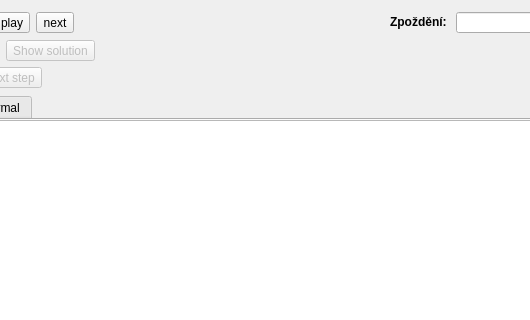
This is RegularConvertor/algorithms/algorithmwidget.ui in navrkald/regularConvertor as Qt 5 draws it before an edit; both pictures show x 104 to 634 and y 0 to 320 of the 941 by 653 pixel window. The edited form follows.
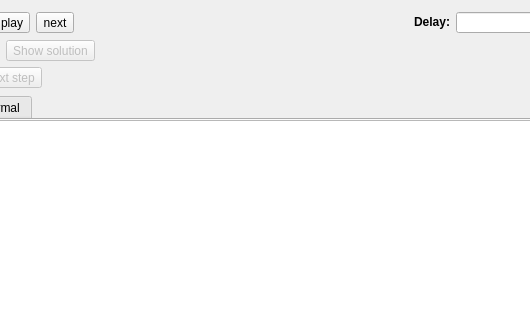
This is the edited form. Custom widgets are drawn as their Qt base class.

What changed in the file:
```diff
--- a/RegularConvertor/algorithms/algorithmwidget.ui
+++ b/RegularConvertor/algorithms/algorithmwidget.ui
@@ -61,7 +61,7 @@
        <item>
         <widget class="QLabel" name="delay_label">
          <property name="text">
-          <string>&lt;html&gt;&lt;head/&gt;&lt;body&gt;&lt;p&gt;&lt;span style=&quot; font-weight:600;&quot;&gt;Zpoždění: &lt;/span&gt;&lt;/p&gt;&lt;/body&gt;&lt;/html&gt;</string>
+          <string>&lt;html&gt;&lt;head/&gt;&lt;body&gt;&lt;p&gt;&lt;span style=&quot; font-weight:600;&quot;&gt;Delay:&lt;/span&gt;&lt;/p&gt;&lt;/body&gt;&lt;/html&gt;</string>
          </property>
          <property name="alignment">
           <set>Qt::AlignRight|Qt::AlignTrailing|Qt::AlignVCenter</set>
```
